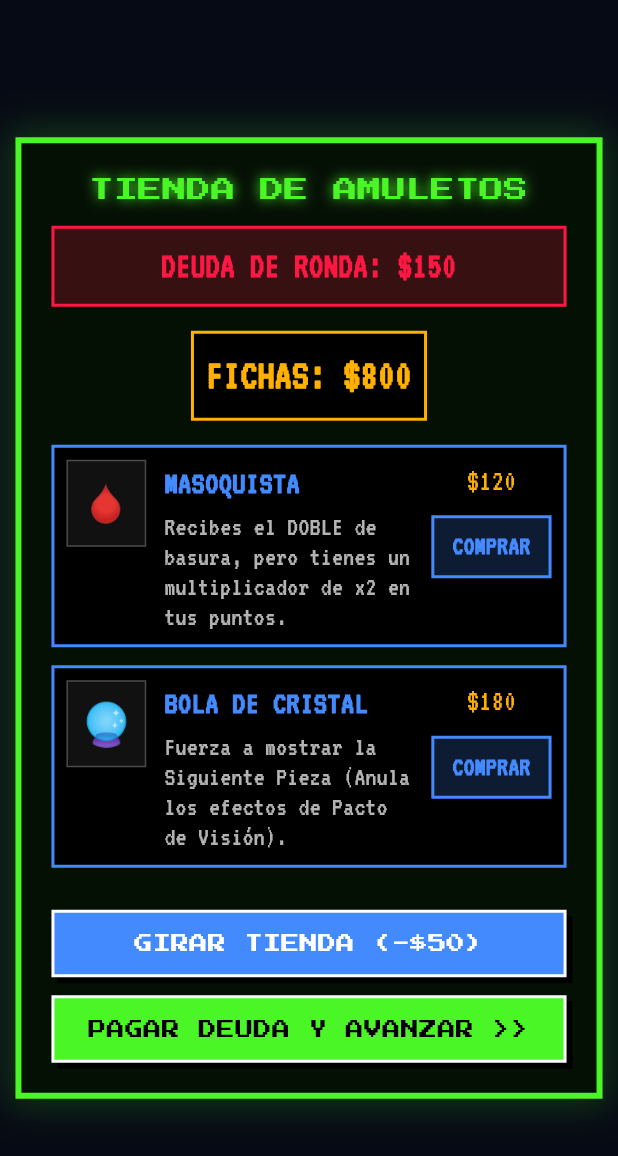
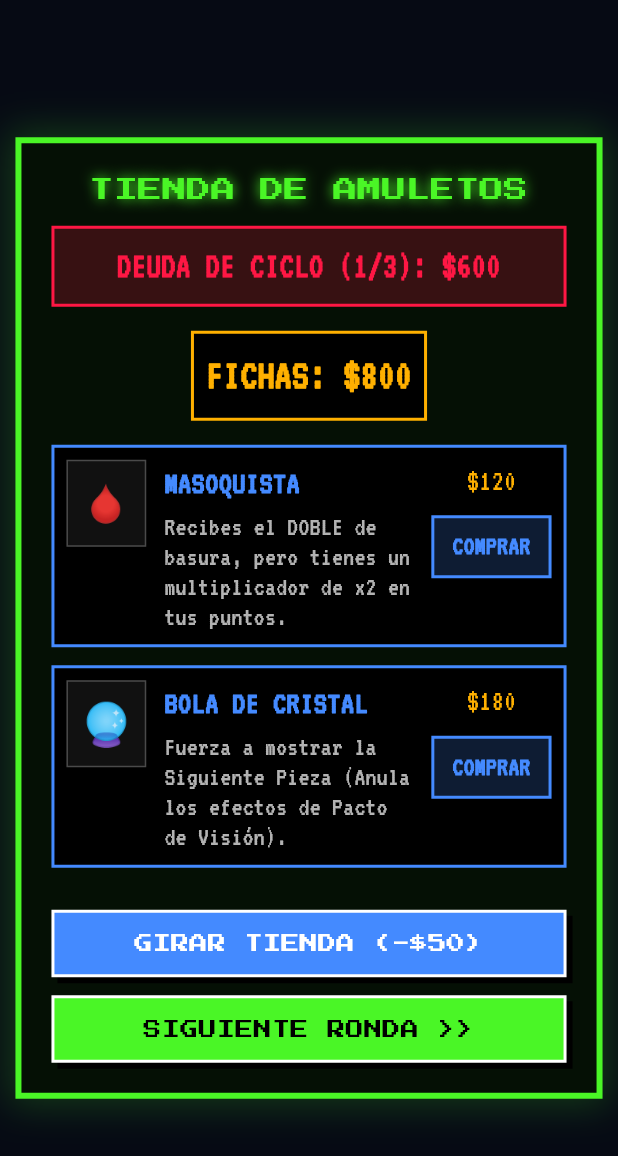
Before and after one commit to R132024/Tetrix-Ultimate-V0.1, a Flutter app: the CasinoShopModal widget shown alone on an empty page, opened directly with empty values, after a tap on "COMPRAR", on a phone screen of 412 x 824 dp. Shown: the top 1156 px of the screen. Run offline on Flutter 3.47's test engine with Material 3 defaults, Android fonts, the phone set to English and light mode, and no system bars; our stand-ins replace app_links, audioplayers, firebase_core, firebase_database, google_fonts, google_mobile_ads and 6 more; missing offline and left inert: audio_session, flutter_webrtc, nearby_connections, oauth2, spotify; accounts and stored records are empty; network calls fail; statements that could not run were skipped.

Commit message:
feat: Add debt cycles and float money text

```diff
--- a/lib/casino/logic/casino_engine.dart
+++ b/lib/casino/logic/casino_engine.dart
@@ -33,8 +33,11 @@ class CasinoEngine implements GameEngine {
 
   // Casino specifics
   int currentRound = 1;
+  int get currentCycle => ((currentRound - 1) ~/ 3) + 1;
+  int get roundInCycle => ((currentRound - 1) % 3) + 1;
+  bool get isDebtRound => roundInCycle == 3;
   int get targetScore => (1000 * pow(1.8, currentRound - 1)).floor();
-  int get targetDebt => currentRound * 150;
+  int get targetDebt => (currentCycle * 600) + ((currentCycle - 1) * 300);
   List<Charm> activeCharms = [];
   int roundScore = 0;
   int runMoney = 0; // Fichas de la partida (Run Money)
@@ -592,6 +595,9 @@ class CasinoEngine implements GameEngine {
 
       int moneyGained = result.count * (15 + bonusCoinsPerLine);
       runMoney += moneyGained;
+      if (moneyGained > 0) {
+        floatingTexts.add(FloatingText('+\$$moneyGained Fichas', 2.0, 0xFFFFB000));
+      }
 
       if (newLevel > state.level) {
         floatingTexts.add(FloatingText('LEVEL UP!', 3.0, 0xFFFF1744));
--- a/lib/casino/ui/casino_screen.dart
+++ b/lib/casino/ui/casino_screen.dart
@@ -267,7 +267,7 @@ class _CasinoScreenState extends State<CasinoScreen>
                                       style: GoogleFonts.vt323(color: const Color(0xFFFFB000), fontSize: 20, fontWeight: FontWeight.bold),
                                     ),
                                     Text(
-                                      'DEUDA: \$${_engine.targetDebt}',
+                                      'DEUDA (${_engine.roundInCycle}/3): \$${_engine.targetDebt}',
                                       style: GoogleFonts.vt323(color: const Color(0xFFFF1744), fontSize: 20, fontWeight: FontWeight.bold),
                                     ),
                                   ],
--- a/lib/casino/ui/casino_shop_modal.dart
+++ b/lib/casino/ui/casino_shop_modal.dart
@@ -76,7 +76,7 @@ class _CasinoShopModalState extends State<CasinoShopModal> {
 
   @override
   Widget build(BuildContext context) {
-    final bool canPayDebt = widget.engine.runMoney >= widget.engine.targetDebt;
+    final bool canPayDebt = !widget.engine.isDebtRound || widget.engine.runMoney >= widget.engine.targetDebt;
 
     return BackdropFilter(
       filter: ImageFilter.blur(sigmaX: 5, sigmaY: 5),
@@ -118,7 +118,7 @@ class _CasinoShopModalState extends State<CasinoShopModal> {
                     border: Border.all(color: crtRed, width: 2),
                   ),
                   child: Text(
-                    'DEUDA DE RONDA: \$${widget.engine.targetDebt}',
+                    'DEUDA DE CICLO (${widget.engine.roundInCycle}/3): \$${widget.engine.targetDebt}',
                     textAlign: TextAlign.center,
                     style: GoogleFonts.vt323(color: crtRed, fontSize: 24, fontWeight: FontWeight.bold),
                   ),
@@ -153,14 +153,18 @@ class _CasinoShopModalState extends State<CasinoShopModal> {
                 ),
                 const SizedBox(height: 12),
                 _buildRetroButton(
-                  text: canPayDebt ? 'PAGAR DEUDA Y AVANZAR >>' : 'BANCARROTA (MORIR)',
+                  text: widget.engine.isDebtRound
+                      ? (canPayDebt ? 'PAGAR DEUDA Y AVANZAR >>' : 'BANCARROTA (MORIR)')
+                      : 'SIGUIENTE RONDA >>',
                   color: canPayDebt ? crtGreen : crtRed,
                   textColor: Colors.black,
                   onPressed: () {
                     if (canPayDebt) {
-                      setState(() {
-                        widget.engine.runMoney -= widget.engine.targetDebt;
-                      });
+                      if (widget.engine.isDebtRound) {
+                        setState(() {
+                          widget.engine.runMoney -= widget.engine.targetDebt;
+                        });
+                      }
                       widget.onNextRound();
                     } else {
                       widget.onGameOver();
```
Also changed, not shown: 1 other file.
